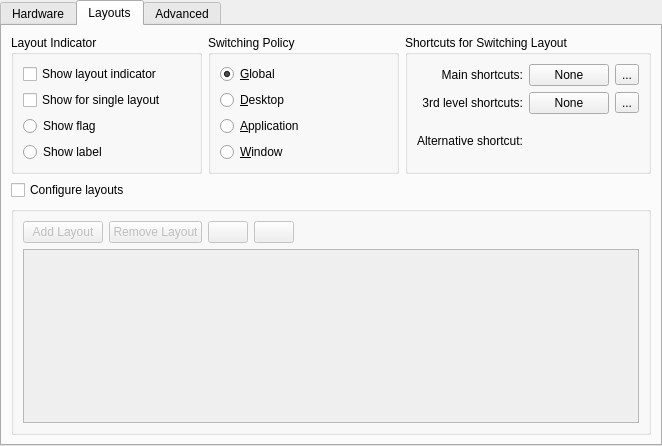
First picture: the form in kcontrol/keyboard/kcm_keyboard.ui, repository mgottschlag/kwin-tiling, before the edit.
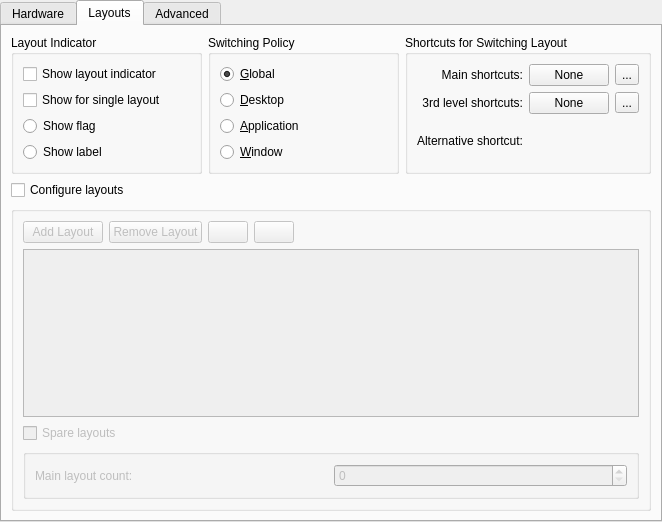
Second picture: the form after the edit. The open tabs and pages were chosen to show the change. Custom widgets are drawn as their Qt base class.

Commit message: Introduce spare layouts and support > 4 layouts BUG: 204144 FIXED-IN: 4.6.0

The edit to the form file:
```diff
--- a/kcontrol/keyboard/kcm_keyboard.ui
+++ b/kcontrol/keyboard/kcm_keyboard.ui
@@ -7,7 +7,7 @@
     <x>0</x>
     <y>0</y>
     <width>662</width>
-    <height>446</height>
+    <height>522</height>
    </rect>
   </property>
   <property name="currentIndex">
@@ -90,7 +90,7 @@
    <attribute name="title">
     <string>Layouts</string>
    </attribute>
-   <layout class="QGridLayout" name="gridLayout_4">
+   <layout class="QGridLayout" name="gridLayout_2">
     <item row="0" column="0">
      <layout class="QHBoxLayout" name="horizontalLayout_3">
       <item>
@@ -282,8 +282,8 @@
       <property name="title">
        <string/>
       </property>
-      <layout class="QGridLayout" name="gridLayout_2">
-       <item row="0" column="0">
+      <layout class="QVBoxLayout" name="verticalLayout">
+       <item>
         <layout class="QHBoxLayout" name="horizontalLayout">
          <item>
           <widget class="QPushButton" name="addLayoutBtn">
@@ -337,7 +337,7 @@
          </item>
         </layout>
        </item>
-       <item row="1" column="0">
+       <item>
         <widget class="QTableView" name="layoutsTableView">
          <property name="selectionBehavior">
           <enum>QAbstractItemView::SelectRows</enum>
@@ -348,9 +348,32 @@
          <attribute name="verticalHeaderVisible">
           <bool>false</bool>
          </attribute>
-         <attribute name="verticalHeaderVisible">
-          <bool>false</bool>
-         </attribute>
+        </widget>
+       </item>
+       <item>
+        <widget class="QCheckBox" name="layoutLoopingCheckBox">
+         <property name="text">
+          <string>Spare layouts</string>
+         </property>
+        </widget>
+       </item>
+       <item>
+        <widget class="QGroupBox" name="layoutLoopingGroupBox">
+         <property name="title">
+          <string/>
+         </property>
+         <layout class="QGridLayout" name="gridLayout_4">
+          <item row="0" column="0">
+           <widget class="QLabel" name="label_5">
+            <property name="text">
+             <string>Main layout count:</string>
+            </property>
+           </widget>
+          </item>
+          <item row="0" column="1">
+           <widget class="QSpinBox" name="layoutLoopCountSpinBox"/>
+          </item>
+         </layout>
         </widget>
        </item>
       </layout>
```
Left out of the diff: 2 changed lines with no effect on the pictures. The commit also changes 24 other files.
